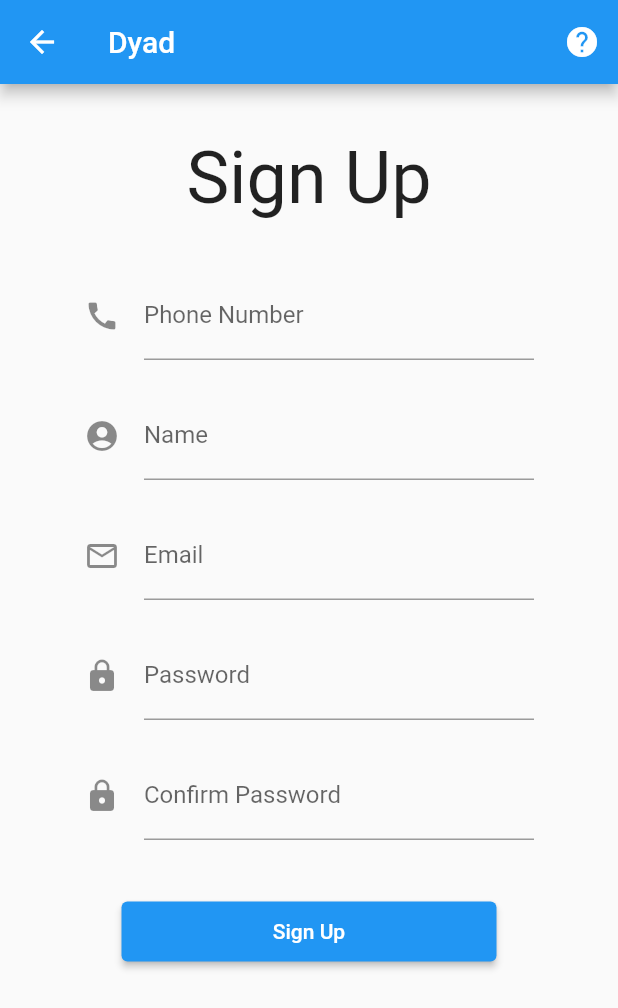
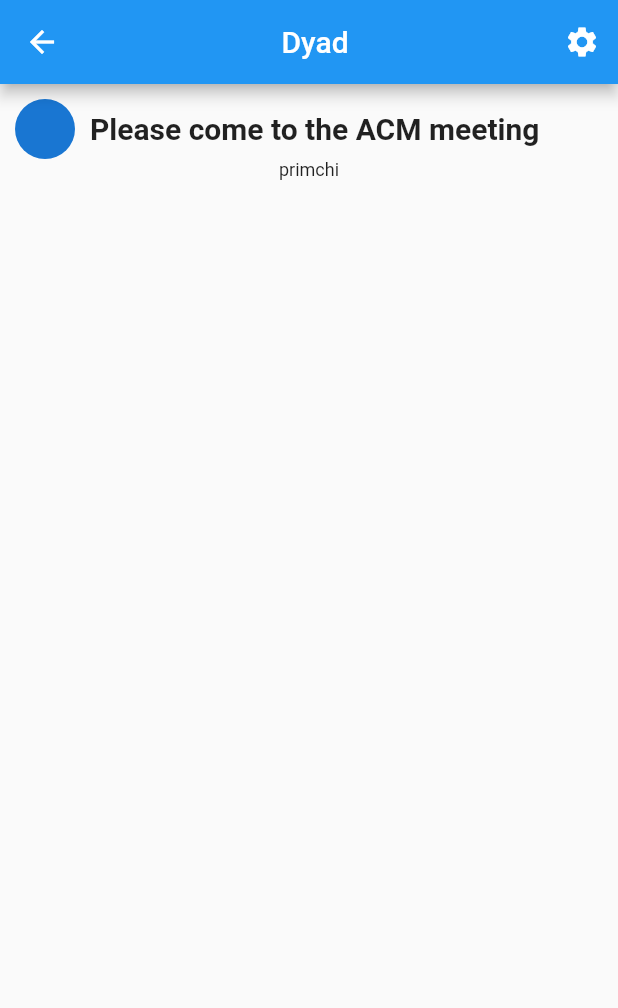
Before and after one commit to DyadSocial/dyad-mobile, a Flutter app: the SignupScreen screen opened directly, after a tap on "Sign Up", on a phone screen of 412 x 824 dp. Shown: the top 1008 px of the screen. Run offline on Flutter 3.47's test engine with Material 2 defaults, Android fonts, the phone set to English and light mode, and no system bars; our stand-ins replace flutter_blue, geolocator, image_cropper, image_picker, shared_preferences, sqflite and 1 more; missing offline and left inert: adaptive_navigation, path_to_regexp; accounts and stored records are empty.

Commit message:
added post page (in prog)

```diff
--- a/dyadapp/lib/src/pages/post.dart
+++ b/dyadapp/lib/src/pages/post.dart
@@ -1,2 +1,51 @@
 import 'package:flutter/material.dart';
 import 'package:dyadapp/src/data.dart';
+import 'package:dyadapp/src/pages/settings.dart';
+import 'package:dyadapp/src/widgets/post_bar.dart';
+import 'package:dyadapp/src/utils/data/post.dart';
+import 'package:quiver/strings.dart';
+
+class PostPage extends StatelessWidget {
+  PostPage({Key? key,}) : super(key: key);
+  final Post thisPost = postCacheInstance.allPosts.where((post) => post.author == 'primchi').first;
+
+  @override
+  Widget build(BuildContext context) {
+    return Scaffold(
+      appBar: AppBar(
+        title: Center(child: const Text('Dyad')),
+        actions: [
+            IconButton(
+              icon: const Icon(Icons.settings),
+              onPressed: () => {
+                Navigator.of(context).push<void>(MaterialPageRoute<void>(
+                    builder: (context) => const SettingsScreen()))
+              },
+            ),
+        ],
+      ),
+      body: _buildPage()
+    );
+  }
+
+  Widget _buildPage() {
+    return Column(
+      children: [
+        SizedBox(height: 10),
+        Row (
+          children: [
+            SizedBox(width: 10),
+            CircleAvatar(radius: 20),
+            SizedBox(width: 10),
+            Text(thisPost.title, style: const TextStyle(fontSize: 20, fontWeight: FontWeight.bold)),
+          ]
+        ),
+        Padding (
+          padding: const EdgeInsets.only(),
+          child: Text(thisPost.author, style: const TextStyle(fontSize: 12)),
+        )
+        //Text(thisPost.author, style: const TextStyle(fontSize:14)
+      ],
+    );
+  }
+}
--- a/dyadapp/lib/src/pages/signup.dart
+++ b/dyadapp/lib/src/pages/signup.dart
@@ -1,4 +1,5 @@
 //NEED TO IMPLEMENT -> Navigate to feed after signed up + password confirmation
+import 'package:dyadapp/src/pages/post.dart';
 import 'package:flutter/material.dart';
 import 'package:dyadapp/src/pages/about.dart';
 import 'package:flutter_blue/flutter_blue.dart';
@@ -152,7 +153,10 @@ class _SignupScreenState extends State<SignupScreen> {
                   child: Text("Sign Up"),
                   onPressed: () {
                     Credentials(_phoneNumberController.value.text,_passwordController.value.text, _nameController.value.text, _emailController.value.text);
+                    Navigator.of(context).push<void>(MaterialPageRoute<void>(
+                    builder: (context) => PostPage()));
                     }
+
                 ),
               ),
             ),
```
